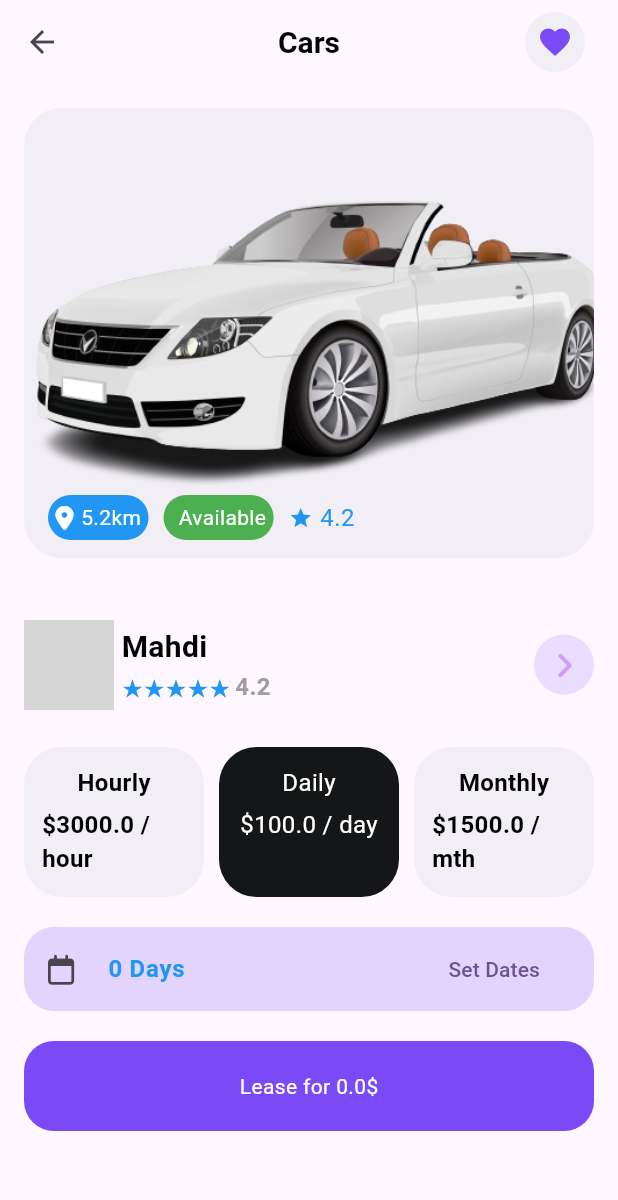
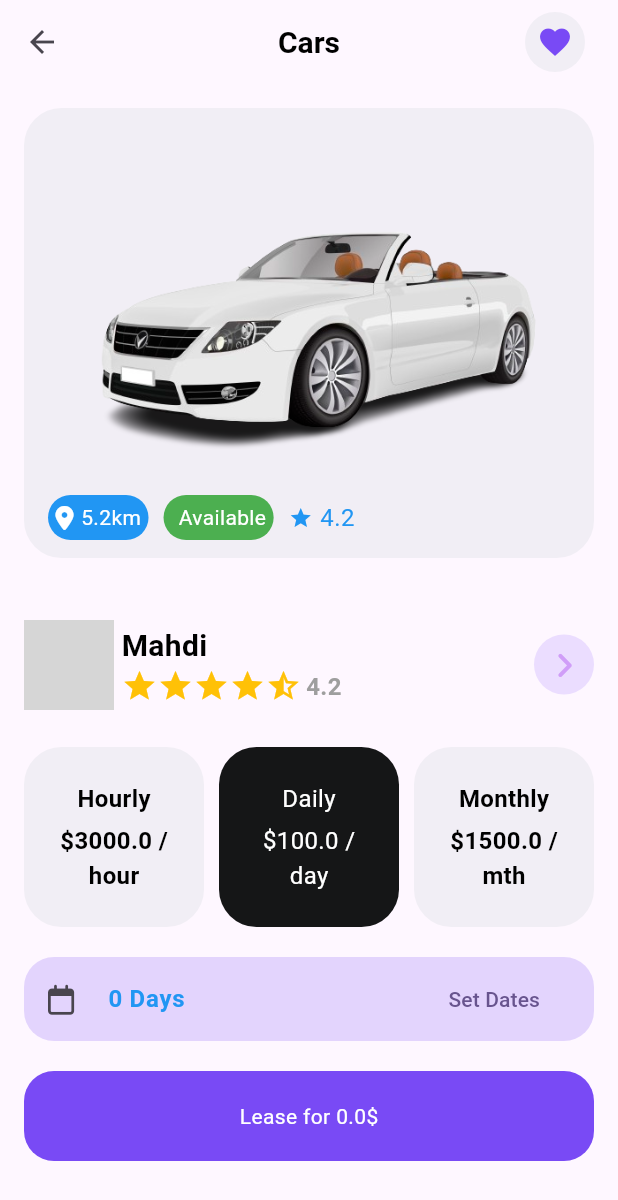
Before and after one commit to zahid2873/renting_app, a Flutter app: the screen it shows after launch, after a tap on "4.2", on a phone screen of 412 x 824 dp. Shown: the top 1200 px of the screen. Run offline on Flutter 3.47's test engine with Material 3 defaults, Android fonts, the phone set to English and light mode, and no system bars; our stand-ins replace flutter_rating_bar, font_awesome_flutter, get, go_router, numberpicker; missing offline and left inert: image_stack; network calls fail; grey boxes are pictures that could not be loaded.

Commit message:
updated on item details

```diff
--- a/lib/screen/details/item_details.dart
+++ b/lib/screen/details/item_details.dart
@@ -2,7 +2,6 @@ import 'package:flutter/material.dart';
 import 'package:go_router/go_router.dart';
 import 'package:renting_app/constants/color_palette.dart';
 import 'package:renting_app/model/item_model.dart';
-import 'package:renting_app/screen/details/renting_dates.dart';
 import 'package:renting_app/screen/details/item_images.dart';
 import 'package:renting_app/screen/details/owners_details.dart';
 import 'package:renting_app/screen/details/payment_category.dart';
@@ -57,7 +56,7 @@ class ItemDetails extends StatelessWidget {
             pricePerDay: item?.pricePerDay,
             pricePermth: item?.pricePerMonth,
           ),
-           RentingDates(pricePerDays: item?.pricePerDay??0.0,),
+         //  RentingDates(pricePerDays: item?.pricePerDay??0.0,),
         ]),
       ),
     );
--- a/lib/screen/details/item_images.dart
+++ b/lib/screen/details/item_images.dart
@@ -24,7 +24,7 @@ class ItemImages extends StatelessWidget {
               image: AssetImage(
                 image ?? "",
               ),
-              fit: BoxFit.cover)),
+              fit: BoxFit.contain)),
       child: Row(
         children: [
           Container(
--- a/lib/screen/details/owners_details.dart
+++ b/lib/screen/details/owners_details.dart
@@ -48,10 +48,11 @@ class OwnerDetails extends StatelessWidget {
                   ),
                   Row(
                     children: [
-                      const Text(
-                        "★★★★★",
-                        style: TextStyle(color: Colors.blue, fontSize: 16),
-                      ),
+                      RatingWidget(rating: rating??0.0),
+                      // const Text(
+                      //   "★★★★★",
+                      //   style: TextStyle(color: Colors.blue, fontSize: 16),
+                      // ),
                       const SizedBox(width: 3),
                       Text(
                         "$rating",
@@ -83,3 +84,36 @@ class OwnerDetails extends StatelessWidget {
     );
   }
 }
+
+class RatingWidget extends StatelessWidget {
+  final double rating;
+
+  const RatingWidget({super.key, required this.rating});
+
+  @override
+  Widget build(BuildContext context) {
+    int fullStars = rating.floor();
+    double halfStar = rating - fullStars;
+    int emptyStars = 5 - fullStars - (halfStar > 0.0 ? 1 : 0);
+
+    return Row(
+      children: [
+        for (int i = 0; i < fullStars; i++)
+          const Icon(
+            Icons.star,
+            color: Colors.amber,
+          ),
+        if (halfStar > 0.0)
+          const Icon(
+            Icons.star_half,
+            color: Colors.amber,
+          ),
+        for (int i = 0; i < emptyStars; i++)
+          const Icon(
+            Icons.star_border,
+            color: Colors.amber,
+          ),
+      ],
+    );
+  }
+}
--- a/lib/screen/details/payment_category.dart
+++ b/lib/screen/details/payment_category.dart
@@ -1,8 +1,12 @@
 import 'package:flutter/material.dart';
 import 'package:renting_app/constants/color_palette.dart';
+import 'package:renting_app/screen/details/renting_dates.dart';
+import 'package:renting_app/screen/details/renting_hours.dart';
 import 'package:renting_app/utils/textStyle.dart';
 
-class PaymentCategory extends StatelessWidget {
+//enum Payment { hourly, monthly, yearly }
+
+class PaymentCategory extends StatefulWidget {
   const PaymentCategory(
       {super.key, this.pricePerHour, this.pricePerDay, this.pricePermth});
   final double? pricePerHour;
@@ -10,41 +14,84 @@ class PaymentCategory extends StatelessWidget {
   final double? pricePermth;
 
   @override
+  State<PaymentCategory> createState() => _PaymentCategoryState();
+}
+
+class _PaymentCategoryState extends State<PaymentCategory> {
+  int stackIndex = 1;
+
+  @override
   Widget build(BuildContext context) {
     return Padding(
       padding: const EdgeInsets.only(left: 16.0, right: 16, top: 20),
-      child: Row(
+      child: Column(
         children: [
-          pricePerHour != null
+          Row(
+            children: [
+              widget.pricePerHour != null
                   ? Expanded(
                       flex: 1,
                       child: PaymentCategoryItem(
                         paymentCategory: "Hourly",
-                    price: "\$$pricePerHour / hour",
+                        price: "\$${widget.pricePerHour} /",
+                        type: "hour",
+                        isActive: stackIndex == 0 ? true : false,
+                        onTap: () => changeStackIndex(0),
                       ))
                   : const SizedBox(),
               const SizedBox(width: 10),
-          pricePerDay != null
+              widget.pricePerDay != null
                   ? Expanded(
                       flex: 1,
                       child: PaymentCategoryItem(
                         paymentCategory: "Daily",
-                    price: "\$$pricePerDay / day",
-                    color: ColorPalette.black,
+                        price: "\$${widget.pricePerDay} /",
+                        type: "day",
+                        isActive: stackIndex == 1 ? true : false,
+                        onTap: () => changeStackIndex(1),
                       ))
                   : const SizedBox(),
               const SizedBox(width: 10),
-          pricePermth != null
+              widget.pricePermth != null
                   ? Expanded(
                       flex: 1,
                       child: PaymentCategoryItem(
                         paymentCategory: "Monthly",
-                    price: "\$$pricePermth / mth",
+                        price: "\$${widget.pricePermth} /",
+                        type: "mth",
+                        isActive: stackIndex == 2 ? true : false,
+                        onTap: () => changeStackIndex(2),
                       ))
                   : const SizedBox(),
             ],
           ),
+          IndexedStack(
+            index: stackIndex,
+            children: [
+              SizedBox(
+                height: stackIndex == 0 ? null : 1,
+                child: RentingHours(
+                  pricePerHour: widget.pricePerHour ?? 0.0,
+                ),
+              ),
+              SizedBox(
+                height: stackIndex == 1 ? null : 1,
+                child: RentingDates(
+                  pricePerDays: widget.pricePerDay ?? 0.0,
+                ),
+              ),
+              SizedBox(height: stackIndex == 2 ? null : 1),
+            ],
+          )
+        ],
+      ),
     );
+  }
+
+  void changeStackIndex(int index) {
+    setState(() {
+      stackIndex = index;
+    });
   }
 }
 
@@ -53,41 +100,48 @@ class PaymentCategoryItem extends StatelessWidget {
     super.key,
     this.paymentCategory,
     this.price,
-    this.color,
     this.isSelected = false,
+    this.isActive = false,
     VoidCallback? onTap,
+    this.type,
   }) : onTap = onTap ?? (() {});
+  bool isActive;
   final String? paymentCategory;
   final String? price;
-  final Color? color;
+  final String? type;
   final bool isSelected;
   final VoidCallback onTap;
   @override
   Widget build(BuildContext context) {
     return InkWell(
-      onTap: () {},
+      borderRadius: BorderRadius.circular(25),
+      onTap: onTap,
       child: Container(
         alignment: Alignment.center,
         padding: const EdgeInsets.all(12),
-        height: 100,
+        height: 120,
         decoration: BoxDecoration(
             borderRadius: BorderRadius.circular(25),
-            color: color ?? ColorPalette.grey),
-        child: Column(children: [
+            color: isActive ? ColorPalette.black : ColorPalette.grey),
+        child: Column(mainAxisAlignment: MainAxisAlignment.center, children: [
           Text(
             paymentCategory ?? "",
-            style: color == ColorPalette.black
+            style: isActive
                 ? const TextStyle(fontSize: 16, color: ColorPalette.white)
                 : FontStyle.labelLarge,
           ),
           const SizedBox(height: 5),
-          Center(
-            child: Text(
+          Text(
             price ?? "",
-              style: color == ColorPalette.black
+            style: isActive
                 ? const TextStyle(fontSize: 16, color: ColorPalette.white)
                 : FontStyle.labelLarge,
           ),
+          Text(
+            type ?? "",
+            style: isActive
+                ? const TextStyle(fontSize: 16, color: ColorPalette.white)
+                : FontStyle.labelLarge,
           ),
         ]),
       ),
--- a/lib/screen/details/renting_dates.dart
+++ b/lib/screen/details/renting_dates.dart
@@ -18,7 +18,7 @@ class _DatesState extends State<RentingDates> {
   @override
   Widget build(BuildContext context) {
     return Padding(
-      padding: const EdgeInsets.only(left: 16, top: 20, right: 16),
+      padding: const EdgeInsets.only(top: 20),
       child: Column(
         children: [
           ListTile(
@@ -72,7 +72,7 @@ class _DatesState extends State<RentingDates> {
   }
 
   rentingDays() {
-    days = (selectedDate.difference(DateTime.now()).inHours / 24).round();
+    days = (selectedDate.difference(DateTime.now()).inHours / 24).round() + 1;
   }
 
   double totalPrice = 0.0;
--- /dev/null
+++ b/lib/screen/details/renting_hours.dart
@@ -0,0 +1,188 @@
+import 'package:flutter/material.dart';
+import 'package:font_awesome_flutter/font_awesome_flutter.dart';
+import 'package:numberpicker/numberpicker.dart';
+import 'package:renting_app/constants/color_palette.dart';
+import 'package:renting_app/utils/textStyle.dart';
+
+class RentingHours extends StatefulWidget {
+  const RentingHours({super.key, required this.pricePerHour});
+  final double pricePerHour;
+
+  @override
+  State<RentingHours> createState() => _DatesState();
+}
+
+class _DatesState extends State<RentingHours> {
+  DateTime selectedDate = DateTime.now();
+  int _currentIntValue = 0;
+
+
+  @override
+  Widget build(BuildContext context) {
+    return Padding(
+      padding: const EdgeInsets.only(top: 20),
+      child: SingleChildScrollView(
+        child: Column(
+          children: [
+            ListTile(
+              tileColor: ColorPalette.blue.withOpacity(0.2),
+              shape:
+                  RoundedRectangleBorder(borderRadius: BorderRadius.circular(20)),
+              leading: const FaIcon(
+                FontAwesomeIcons.calendar,
+                size: 20,
+              ),
+              title: Text(
+                "$_currentIntValue Hours",
+                style: const TextStyle(
+                    color: Colors.blue, fontWeight: FontWeight.bold),
+              ),
+              trailing: TextButton(
+                  onPressed: () => _showIntegerDialog(context),
+                  child: const Text("Set Hours")),
+            ),
+            const SizedBox(height: 20),
+            Container(
+              padding: const EdgeInsets.all(8),
+              alignment: Alignment.center,
+              height: 60,
+              decoration: BoxDecoration(
+                  color: ColorPalette.blue,
+                  borderRadius: BorderRadius.circular(20)),
+              child: Text(
+                "Lease for $totalPrice\$",
+                style: FontStyle.labelMedium,
+              ),
+            ),
+          ],
+        ),
+      ),
+    );
+  }
+
+  _showIntegerDialog(BuildContext context) {
+    showDialog(
+        context: context,
+        builder: (BuildContext context) {
+          return AlertDialog(
+            title: const Text("Select hours"),
+            content: SingleChildScrollView(
+              child: Column(
+      children: <Widget>[
+        SizedBox(height: 16),
+        //Text('Default', style: Theme.of(context).textTheme.headline6),
+        NumberPicker(
+          value: _currentIntValue,
+          minValue: 0,
+          maxValue: 24,
+          step: 1,
+          haptics: true,
+          onChanged: (value) => setState(() => _currentIntValue = value),
+        ),
+        SizedBox(height: 32),
+        Row(
+          mainAxisAlignment: MainAxisAlignment.center,
+          children: [
+            IconButton(
+              icon: Icon(Icons.remove),
+              onPressed: () => setState(() {
+                final newValue = _currentIntValue - 1;
+                _currentIntValue = newValue.clamp(0, 24);
+              }),
+            ),
+            Text('Current int value: $_currentIntValue'),
+            IconButton(
+              icon: Icon(Icons.add),
+              onPressed: () => setState(() {
+                final newValue = _currentIntValue + 1;
+                _currentIntValue = newValue.clamp(0, 24);
+              }),
+            ),
+          ],
+        ),
+
+      ],
+    )
+            ),
+          );
+        });
+  }
+
+  //  _showIntegerDialog(BuildContext context) {
+  //   showDialog(
+  //       context: context,
+  //       builder: (BuildContext context) {
+  //         return AlertDialog(
+  //           title: const Text("Select hours"),
+  //           content: SingleChildScrollView(
+  //             child: Column(
+  //     children: <Widget>[
+  //       SizedBox(height: 16),
+  //       //Text('Default', style: Theme.of(context).textTheme.headline6),
+  //       NumberPicker(
+  //         value: _currentIntValue,
+  //         minValue: 0,
+  //         maxValue: 24,
+  //         step: 1,
+  //         haptics: true,
+  //         onChanged: (value) => setState(() => _currentIntValue = value),
+  //       ),
+  //       SizedBox(height: 32),
+  //       Row(
+  //         mainAxisAlignment: MainAxisAlignment.center,
+  //         children: [
+  //           IconButton(
+  //             icon: Icon(Icons.remove),
+  //             onPressed: () => setState(() {
+  //               final newValue = _currentIntValue - 1;
+  //               _currentIntValue = newValue.clamp(0, 24);
+  //             }),
+  //           ),
+  //           Text('Current int value: $_currentIntValue'),
+  //           IconButton(
+  //             icon: Icon(Icons.add),
+  //             onPressed: () => setState(() {
+  //               final newValue = _currentIntValue + 1;
+  //               _currentIntValue = newValue.clamp(0, 24);
+  //             }),
+  //           ),
+  //         ],
+  //       ),
+
+  //     ],
+  //   )
+  //           ),
+  //         );
+  //       });
+  // }
+
+  // Future<void> _selectTime(BuildContext context) async {
+  //   final TimeOfDay? picked = await showTimePicker(
+  //     context: context,
+  //     initialTime: TimeOfDay.now(),
+  //     builder: (BuildContext? context, Widget? child) {
+  //       return MediaQuery(
+  //           data:
+  //               MediaQuery.of(context!).copyWith(alwaysUse24HourFormat: false),
+  //           child: child!);
+  //     },
+  //   );
+  //   if (picked != null) {
+  //     setState(() {
+  //       hours = picked.hour;
+  //     });
+  //     print("hhhhhhhhhhh$hours");
+  //     print({picked.hour.toString() + ':' + picked.minute.toString()});
+  //   }
+  // }
+
+  // rentingDays() {
+  //   days = (selectedDate.difference(DateTime.now()).inHours / 24).round();
+  // }
+
+  double totalPrice = 0.0;
+
+  calclulateTotalPrice() {
+    totalPrice = widget.pricePerHour * _currentIntValue.toDouble();
+  }
+}
--- a/lib/screen/home/available_list.dart
+++ b/lib/screen/home/available_list.dart
@@ -2,6 +2,7 @@ import 'package:flutter/material.dart';
 import 'package:font_awesome_flutter/font_awesome_flutter.dart';
 import 'package:renting_app/constants/color_palette.dart';
 import 'package:renting_app/model/item_model.dart';
+import 'package:renting_app/screen/details/item_details.dart';
 import 'package:renting_app/utils/textStyle.dart';
 
 class AvailableList extends StatefulWidget {
@@ -42,6 +43,11 @@ class _AvailableListState extends State<AvailableList> {
                   rating: calculateRating(index),
                   pricePerHour: itemList[index].pricePerHour,
                   distance: availableList[index].distance,
+                  onTap: () => Navigator.push(
+                      context,
+                      MaterialPageRoute(
+                          builder: (context) =>
+                              ItemDetails(item: itemList[index]))),
                 );
               })),
         ),
@@ -100,7 +106,7 @@ class AvailableItem extends StatelessWidget {
         color: Colors.transparent,
         child: InkWell(
           borderRadius: BorderRadius.circular(25),
-          onTap: () {},
+          onTap: onTap,
           child: Ink(
             height: 100,
             decoration: BoxDecoration(
@@ -116,7 +122,11 @@ class AvailableItem extends StatelessWidget {
                         color: ColorPalette.white,
                         borderRadius: BorderRadius.circular(10)),
                     child: Image.asset(
-                        "assets/category/outdoors_RecreationRb.png"),
+                      img ?? "assets/category/outdoors_RecreationRb.png",
+                      height: 80,
+                      width: 80,
+                      fit: BoxFit.contain,
+                    ),
                   ),
                   Column(
                     mainAxisAlignment: MainAxisAlignment.center,
--- a/lib/screen/home/home.dart
+++ b/lib/screen/home/home.dart
@@ -14,8 +14,7 @@ class HomeScreen extends StatelessWidget {
 
   @override
   Widget build(BuildContext context) {
-    return SafeArea(
-      child: Scaffold(
+    return Scaffold(
       backgroundColor: ColorPalette.black,
       appBar: CustomAppBar(
         backgroundColor: Colors.transparent,
@@ -59,7 +58,6 @@ class HomeScreen extends StatelessWidget {
               ]),
             ),
           ],
-          ),
         ),
       ),
     );
--- a/lib/screen/user/user_profile.dart
+++ b/lib/screen/user/user_profile.dart
@@ -140,7 +140,11 @@ class UserProfile extends StatelessWidget {
                       style: TextStyle(color: Colors.white, fontSize: 14),
                       onChanged: (value) {},
                     ),
-                    ElevatedButton(
+                    const SizedBox(height: 10),
+                    MaterialButton(
+                        height: 40,
+                        minWidth: double.infinity,
+                        color: ColorPalette.green,
                         onPressed: () {
                           Navigator.pop(context);
                           controler.addComment(item, rating);
--- a/pubspec.yaml
+++ b/pubspec.yaml
@@ -41,6 +41,7 @@ dependencies:
   url_launcher: ^6.2.3
   flutter_rating_bar: ^4.0.1
   get: ^4.6.6
+  numberpicker: ^2.1.2
 
 dev_dependencies:
   flutter_test:
```
Also changed, not shown: pubspec.lock. Lines whose indentation alone changed are shown as unchanged.
